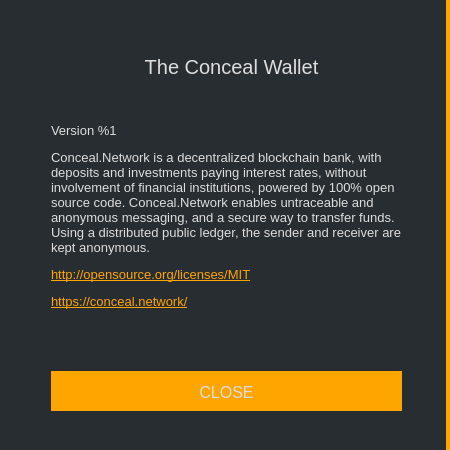
Qt form src/gui/ui/aboutdialog.ui (ConcealNetwork/conceal-desktop) before a commit.
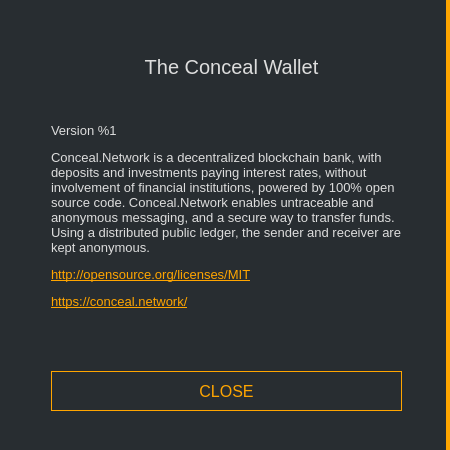
The same form after that commit.

```diff
--- a/src/gui/ui/aboutdialog.ui
+++ b/src/gui/ui/aboutdialog.ui
@@ -102,9 +102,7 @@
        </font>
       </property>
       <property name="styleSheet">
-       <string notr="true">color: #ddd; background-color: orange; border-top: 3px solid orange;
-border-right: 0px;
-font-size: 16px;</string>
+       <string notr="true">color: orange; background-color: #1; border: 1px solid orange; font-size: 16px;</string>
       </property>
       <property name="text">
        <string>CLOSE</string>
```
